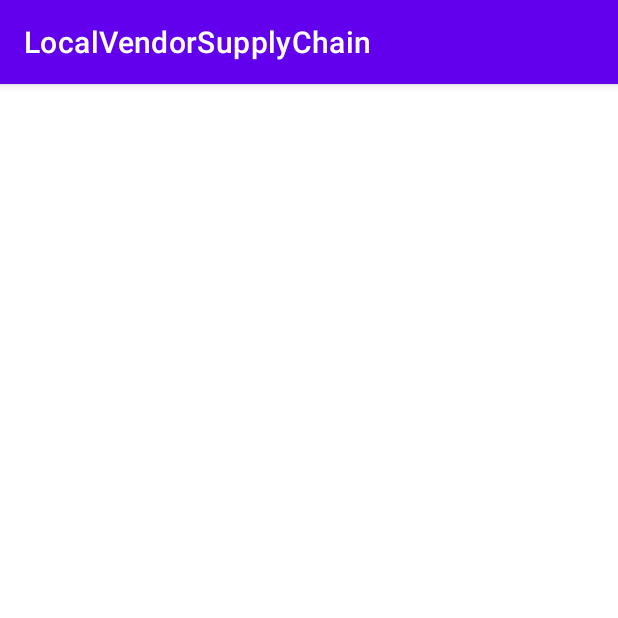
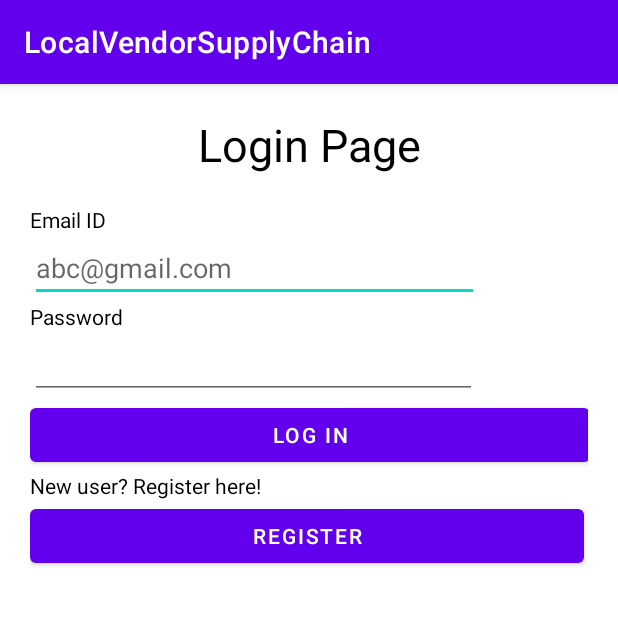
Before and after one commit to Tech-Elites/LocalVendor, an Android app: the LoginPage screen opened directly, with no data from a screen before it, on a phone screen of 412 x 824 dp, the top half of it. Run offline under Robolectric (Android 15) with nearby library versions, the phone set to English and light mode, and no system bars; our stand-ins replace Firebase (no records; nobody signed in at launch, a user with empty details on screens opened directly).

Commit message:
All moving done

```diff
--- a/app/src/main/res/layout/activity_login_page.xml
+++ b/app/src/main/res/layout/activity_login_page.xml
@@ -6,4 +6,73 @@
     android:layout_height="match_parent"
     tools:context=".LoginPage">
 
+    <LinearLayout
+        android:layout_width="match_parent"
+        android:layout_height="match_parent"
+        android:orientation="vertical"
+        tools:layout_editor_absoluteX="142dp"
+        tools:layout_editor_absoluteY="140dp"
+        android:padding="20dp">
+
+        <TextView
+            android:id="@+id/textView5"
+            android:layout_width="match_parent"
+            android:layout_height="wrap_content"
+            android:textAlignment="center"
+            android:textSize="30dp"
+            android:textColor="#000000"
+            android:paddingBottom="20dp"
+            android:text="Login Page" />
+
+        <TextView
+            android:textColor="#000000"
+            android:id="@+id/textView4"
+            android:layout_width="match_parent"
+            android:layout_height="wrap_content"
+            android:text="Email ID" />
+
+        <EditText
+            android:id="@+id/loginPageEmailId"
+            android:layout_width="299dp"
+            android:layout_height="wrap_content"
+            android:ems="10"
+            android:hint="abc@gmail.com"
+            android:inputType="textPersonName" />
+
+        <TextView
+            android:id="@+id/textView6"
+            android:textColor="#000000"
+            android:layout_width="match_parent"
+            android:layout_height="wrap_content"
+            android:text="Password" />
+
+        <EditText
+            android:id="@+id/loginPagePassword"
+            android:layout_width="298dp"
+            android:layout_height="wrap_content"
+            android:ems="10"
+            android:inputType="textPassword" />
+
+        <Button
+            android:id="@+id/LoginPageLoginButton"
+            android:layout_width="373dp"
+            android:layout_height="wrap_content"
+            android:onClick="LoginPageLoginFunction"
+            android:text="Log in" />
+
+        <TextView
+            android:textColor="#000000"
+            android:id="@+id/textView9"
+            android:layout_width="match_parent"
+            android:layout_height="wrap_content"
+            android:text="New user? Register here!" />
+
+        <Button
+            android:id="@+id/LoginPageRegisterButton"
+            android:layout_width="369dp"
+            android:layout_height="wrap_content"
+            android:onClick="LoginPageRegisterFunction"
+            android:text="Register" />
+
+    </LinearLayout>
 </androidx.constraintlayout.widget.ConstraintLayout>
```
